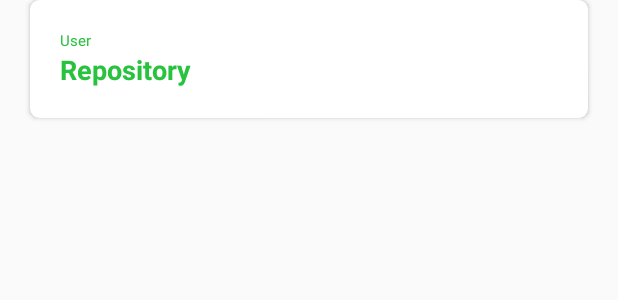
After one commit to kolorszczak/GitHubSearch, an Android app: the layout item_search.xml on its own in the app's theme, with its tools: preview values and no code run, on a phone screen of 412 x 824 dp. The commit adds this screen. Shown: the top 300 px of the screen. Run offline under Robolectric (Android 15) with nearby library versions, the phone set to English and light mode, and no system bars.

Commit message:
SearchItem for RecyclerView

```diff
--- /dev/null
+++ b/app/src/main/res/layout/item_search.xml
@@ -0,0 +1,52 @@
+<?xml version="1.0" encoding="utf-8"?>
+<layout xmlns:android="http://schemas.android.com/apk/res/android"
+        xmlns:app="http://schemas.android.com/apk/res-auto"
+        xmlns:tools="http://schemas.android.com/tools">
+
+    <data>
+
+        <variable
+            name="title"
+            type="java.lang.String"/>
+
+        <variable
+            name="name"
+            type="java.lang.String"/>
+
+    </data>
+
+    <android.support.v7.widget.CardView
+        android:layout_width="match_parent"
+        android:layout_height="wrap_content"
+        android:layout_marginBottom="@dimen/default_padding"
+        android:layout_marginLeft="@dimen/default_padding"
+        android:layout_marginRight="@dimen/default_padding"
+        app:cardCornerRadius="6dp">
+
+        <LinearLayout
+            android:layout_width="match_parent"
+            android:layout_height="wrap_content"
+            android:orientation="vertical"
+            android:padding="@dimen/default_padding">
+
+            <TextView
+                android:layout_width="match_parent"
+                android:layout_height="wrap_content"
+                android:text="@{title}"
+                android:textColor="@color/colorPrimaryDark"
+                android:textSize="@dimen/text_size_small"
+                tools:text="@string/user"/>
+
+            <TextView
+                android:id="@+id/repositoryName"
+                android:layout_width="match_parent"
+                android:layout_height="wrap_content"
+                android:text="@{name}"
+                android:textColor="@color/colorPrimaryDark"
+                android:textSize="@dimen/text_size_medium"
+                android:textStyle="bold"
+                tools:text="@string/repository"/>
+
+        </LinearLayout>
+    </android.support.v7.widget.CardView>
+</layout>
--- /dev/null
+++ b/app/src/main/res/values/ids.xml
@@ -0,0 +1,4 @@
+<?xml version="1.0" encoding="utf-8"?>
+<resources>
+    <item name="item_search" type="id"/>
+</resources>
--- a/app/src/main/res/values/strings.xml
+++ b/app/src/main/res/values/strings.xml
@@ -2,4 +2,6 @@
     <string name="app_name">GitHub Search</string>
     <string name="noInternetConnection">No internet connection</string>
     <string name="serverError">Server error</string>
+    <string name="repository">Repository</string>
+    <string name="user">User</string>
 </resources>
```
Also changed, not shown: app/src/main/java/mihau/eu/githubsearch/utils/list/item/SearchItem.java (added, +72 -0 lines).
